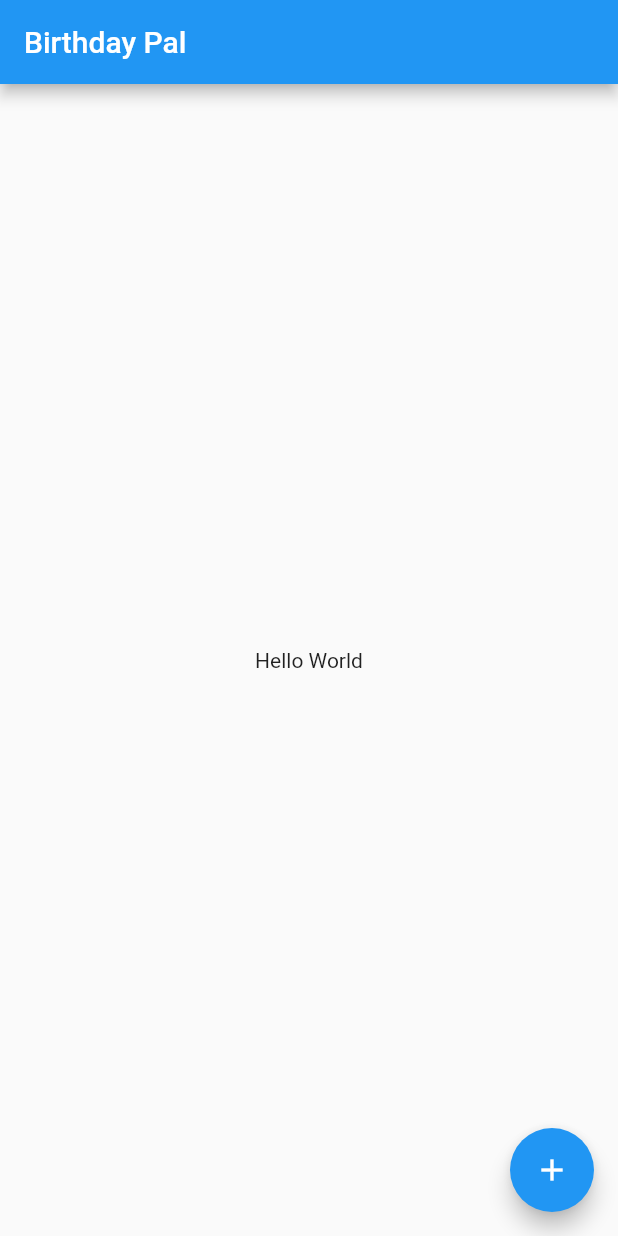
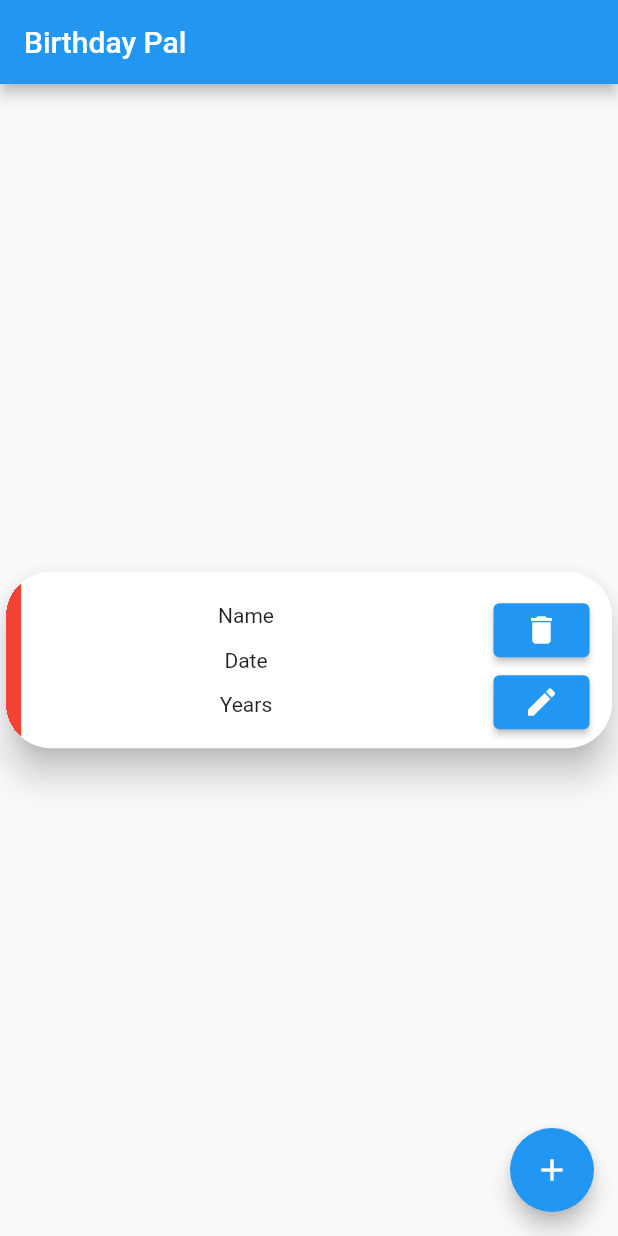
Before and after one commit to deb-95/birthday-pal, a Flutter app: the screen it shows after launch, on a phone screen of 412 x 824 dp. Run offline on Flutter 3.47's test engine with Material 2 defaults, Android fonts, the phone set to English and light mode, and no system bars; our stand-ins replace bloc, easy_localization, flutter_bloc, hive; accounts and stored records are empty; generated files the repository leaves out were written again.

Commit message:
added form cubit

```diff
--- a/lib/app/birthday_pal.dart
+++ b/lib/app/birthday_pal.dart
@@ -1,8 +1,12 @@
-import 'package:birthdaypal/features/birthday/presentation/screens/homepage.dart';
+import 'package:birthdaypal/app/routes/router.dart';
 import 'package:easy_localization/easy_localization.dart';
 import 'package:flutter/material.dart';
 
 class BirthdayPal extends StatelessWidget {
+  final AppRouter appRouter;
+
+  const BirthdayPal({Key key, this.appRouter}) : super(key: key);
+
   @override
   Widget build(BuildContext context) {
     return EasyLocalization(
@@ -15,7 +19,7 @@ class BirthdayPal extends StatelessWidget {
           supportedLocales: localizationContext.supportedLocales,
           locale: localizationContext.locale,
           title: 'BirthdayPal',
-          home: HomePage(),
+          onGenerateRoute: appRouter.onGenerateRoute,
         ),
       ),
     );
--- /dev/null
+++ b/lib/app/routes/router.dart
@@ -0,0 +1,19 @@
+import 'package:birthdaypal/features/birthday/bloc/birthday_form_cubit/birthday_cubit.dart';
+import 'package:birthdaypal/features/birthday/presentation/screens/birthday_homepage.dart';
+import 'package:flutter/material.dart';
+import 'package:flutter_bloc/flutter_bloc.dart';
+
+class AppRouter {
+  Route onGenerateRoute(RouteSettings settings) {
+    switch (settings.name) {
+      case BirthdayHomepage.route:
+        return MaterialPageRoute(
+          builder: (context) => BlocProvider<BirthdayFormCubit>(
+            create: (_) => BirthdayFormCubit(),
+            child: BirthdayHomepage(),
+          ),
+        );
+    }
+    return null;
+  }
+}
--- /dev/null
+++ b/lib/features/birthday/bloc/birthday_form_cubit/birthday_cubit.dart
@@ -0,0 +1,38 @@
+import 'dart:ui';
+
+import 'package:birthdaypal/features/birthday/model/presentation/birthday_vm.dart';
+import 'package:bloc/bloc.dart';
+import 'package:flutter/material.dart';
+import 'package:meta/meta.dart';
+
+part 'birthday_state.dart';
+
+class BirthdayFormCubit extends Cubit<BirthdayFormState> {
+  BirthdayFormCubit() : super(BirthdayFormInitial());
+
+  void reset() {
+    emit(BirthdayFormInitial());
+  }
+
+  void edit(BirthdayVM birthday) {
+    emit(BirthdayFormEditing(
+        name: birthday.name,
+        birthday: birthday.birthday,
+        color: birthday.color));
+  }
+
+  void setName(String name) {
+    emit(BirthdayFormEditing(
+        name: name, birthday: this.state.birthday, color: this.state.color));
+  }
+
+  void setBirthday(DateTime birthday) {
+    emit(BirthdayFormEditing(
+        name: this.state.name, birthday: birthday, color: this.state.color));
+  }
+
+  void setColor(Color color) {
+    emit(BirthdayFormEditing(
+        name: this.state.name, birthday: this.state.birthday, color: color));
+  }
+}
--- /dev/null
+++ b/lib/features/birthday/bloc/birthday_form_cubit/birthday_state.dart
@@ -0,0 +1,32 @@
+part of 'birthday_cubit.dart';
+
+@immutable
+abstract class BirthdayFormState {
+  final String name;
+  final DateTime birthday;
+  final Color color;
+
+  BirthdayFormState({
+    this.name,
+    this.birthday,
+    this.color,
+  });
+}
+
+class BirthdayFormInitial extends BirthdayFormState {
+  final String name = "";
+  final DateTime birthday = null;
+  final Color color = Colors.blue;
+}
+
+class BirthdayFormEditing extends BirthdayFormState {
+  final String name;
+  final DateTime birthday;
+  final Color color;
+
+  BirthdayFormEditing({
+    this.name,
+    this.birthday,
+    this.color,
+  });
+}
--- /dev/null
+++ b/lib/features/birthday/model/presentation/birthday_vm.dart
@@ -0,0 +1,15 @@
+import 'dart:ui';
+
+import 'package:birthdaypal/features/birthday/model/repository/hive_birthday.dart';
+
+class BirthdayVM {
+  final String name;
+  final DateTime birthday;
+  final Color color;
+
+  BirthdayVM({this.name, this.birthday, this.color});
+
+  factory BirthdayVM.fromHive(HiveBirthday bd) {
+    return BirthdayVM(name: bd.name, birthday: bd.birthday, color: bd.color);
+  }
+}
--- /dev/null
+++ b/lib/features/birthday/model/repository/hive_birthday.dart
@@ -0,0 +1,19 @@
+import 'dart:ui';
+
+import 'package:hive/hive.dart';
+
+part 'hive_birthday.g.dart';
+
+@HiveType(typeId: 1)
+class HiveBirthday {
+  @HiveField(0)
+  final String name;
+
+  @HiveField(1)
+  final DateTime birthday;
+
+  @HiveField(2)
+  final Color color;
+
+  HiveBirthday({this.name, this.birthday, this.color});
+}
--- /dev/null
+++ b/lib/features/birthday/presentation/screens/birthday_homepage.dart
@@ -0,0 +1,140 @@
+import 'package:birthdaypal/features/birthday/bloc/birthday_form_cubit/birthday_cubit.dart';
+import 'package:birthdaypal/features/birthday/model/presentation/birthday_vm.dart';
+import 'package:birthdaypal/features/birthday/presentation/widgets/birthday_form.dart';
+import 'package:flutter/material.dart';
+import 'package:flutter_bloc/flutter_bloc.dart';
+
+class BirthdayHomepage extends StatelessWidget {
+  static const route = '/';
+
+  const BirthdayHomepage({
+    Key key,
+  }) : super(key: key);
+
+  @override
+  Widget build(BuildContext context) {
+    return Scaffold(
+      floatingActionButton: FloatingActionButton(
+        onPressed: () {
+          showModalBottomSheet<void>(
+            context: context,
+            shape: RoundedRectangleBorder(
+              borderRadius: BorderRadius.vertical(
+                top: Radius.circular(25.0),
+              ),
+            ),
+            isScrollControlled: true,
+            builder: (_) => BlocProvider.value(
+              value: BlocProvider.of<BirthdayFormCubit>(context),
+              child: FormBottomSheet(),
+            ),
+          );
+        },
+        child: Icon(Icons.add),
+      ),
+      appBar: AppBar(
+        title: Text('Birthday Pal'),
+      ),
+      body: Center(
+        child: Card(
+          elevation: 10,
+          clipBehavior: Clip.hardEdge,
+          shape:
+              RoundedRectangleBorder(borderRadius: BorderRadius.circular(30)),
+          child: ConstrainedBox(
+            constraints: BoxConstraints(
+              maxHeight: MediaQuery.of(context).size.height / 7,
+            ),
+            child: Row(
+              children: [
+                Expanded(
+                  child: Row(
+                    children: [
+                      Container(
+                        child: ConstrainedBox(
+                          constraints: BoxConstraints(
+                            maxWidth: 10,
+                          ),
+                          child: Container(
+                            color: Colors.red,
+                          ),
+                        ),
+                      ),
+                      Expanded(
+                        child: Padding(
+                          padding: const EdgeInsets.all(8.0),
+                          child: Column(
+                            mainAxisAlignment: MainAxisAlignment.spaceEvenly,
+                            children: [
+                              Text('Name'),
+                              Text('Date'),
+                              Text('Years')
+                            ],
+                          ),
+                        ),
+                      ),
+                      Padding(
+                        padding: const EdgeInsets.all(15.0),
+                        child: Column(
+                          mainAxisAlignment: MainAxisAlignment.center,
+                          crossAxisAlignment: CrossAxisAlignment.end,
+                          children: [
+                            ElevatedButton(
+                              onPressed: () {},
+                              child: Icon(Icons.delete),
+                            ),
+                            ElevatedButton(
+                              onPressed: () {
+                                BlocProvider.of<BirthdayFormCubit>(context)
+                                    .edit(BirthdayVM(
+                                        name: "Deb",
+                                        birthday: DateTime.parse("1995-06-29"),
+                                        color: Colors.yellow));
+                                showModalBottomSheet<void>(
+                                  context: context,
+                                  shape: RoundedRectangleBorder(
+                                    borderRadius: BorderRadius.vertical(
+                                      top: Radius.circular(25.0),
+                                    ),
+                                  ),
+                                  isScrollControlled: true,
+                                  builder: (_) => BlocProvider.value(
+                                    value: BlocProvider.of<BirthdayFormCubit>(
+                                        context),
+                                    child: FormBottomSheet(),
+                                  ),
+                                );
+                              },
+                              child: Icon(Icons.edit),
+                            ),
+                          ],
+                        ),
+                      )
+                    ],
+                  ),
+                ),
+              ],
+            ),
+          ),
+        ),
+      ),
+    );
+  }
+}
+
+class FormBottomSheet extends StatelessWidget {
+  const FormBottomSheet({
+    Key key,
+  }) : super(key: key);
+
+  @override
+  Widget build(BuildContext context) {
+    return SafeArea(
+      child: Container(
+        padding:
+            EdgeInsets.only(bottom: MediaQuery.of(context).viewInsets.bottom),
+        child: BirthdayForm(),
+      ),
+    );
+  }
+}
--- a/lib/features/birthday/presentation/screens/homepage.dart
+++ /dev/null
@@ -1,43 +0,0 @@
-import 'package:birthdaypal/features/birthday/presentation/widgets/birthday_form.dart';
-import 'package:flutter/material.dart';
-
-class HomePage extends StatelessWidget {
-  const HomePage({
-    Key key,
-  }) : super(key: key);
-
-  @override
-  Widget build(BuildContext context) {
-    return Scaffold(
-      floatingActionButton: Builder(
-        builder: (context) => FloatingActionButton(
-          onPressed: () {
-            showModalBottomSheet<void>(
-              context: context,
-              shape: RoundedRectangleBorder(
-                  borderRadius:
-                      BorderRadius.vertical(top: Radius.circular(25.0))),
-              isScrollControlled: true,
-              builder: (context) => SafeArea(
-                child: Container(
-                  padding: EdgeInsets.only(
-                      bottom: MediaQuery.of(context).viewInsets.bottom),
-                  child: BirthdayForm(),
-                ),
-              ),
-            );
-          },
-          child: Icon(Icons.add),
-        ),
-      ),
-      appBar: AppBar(
-        title: Text('Birthday Pal'),
-      ),
-      body: Center(
-        child: Container(
-          child: Text('Hello World'),
-        ),
-      ),
-    );
-  }
-}
--- a/lib/features/birthday/presentation/widgets/birthday_text_form_field.dart
+++ b/lib/features/birthday/presentation/widgets/birthday_text_form_field.dart
@@ -6,6 +6,7 @@ class BirthdayTextFormField extends StatelessWidget {
   final String labelText;
   final String Function(String) validator;
   final void Function() onTap;
+  final void Function(String) onChange;
 
   const BirthdayTextFormField(
       {Key key,
@@ -13,7 +14,8 @@ class BirthdayTextFormField extends StatelessWidget {
       this.labelText,
       this.validator,
       this.icon,
-      this.onTap})
+      this.onTap,
+      this.onChange})
       : super(key: key);
 
   @override
@@ -27,6 +29,7 @@ class BirthdayTextFormField extends StatelessWidget {
         ),
         validator: validator,
         onTap: onTap,
+        onChanged: onChange,
       ),
     );
   }
--- a/pubspec.yaml
+++ b/pubspec.yaml
@@ -15,13 +15,15 @@ dependencies:
     sdk: flutter
   cupertino_icons: ^1.0.0
   easy_localization: ^2.3.3
+  flutter_bloc: ^6.1.2
   hive: ^1.4.4+1
-  flutter_bloc: ^6.1.2
 
 dev_dependencies:
   flutter_test:
     sdk: flutter
   pedantic: ^1.9.2
+  hive_generator: ^0.8.2
+  build_runner: ^1.11.1
 
 flutter:
   uses-material-design: true
```
Also changed, not shown: lib/features/birthday/presentation/widgets/birthday_color_form_field.dart (added, +47 -0 lines), lib/features/birthday/presentation/widgets/birthday_color_picker.dart (added, +39 -0 lines), lib/features/birthday/presentation/widgets/birthday_form.dart (+53 -14 lines), lib/main.dart (+13 -2 lines), lib/features/birthday/model/repository/hive_birthday.g.dart (added), pubspec.lock.
